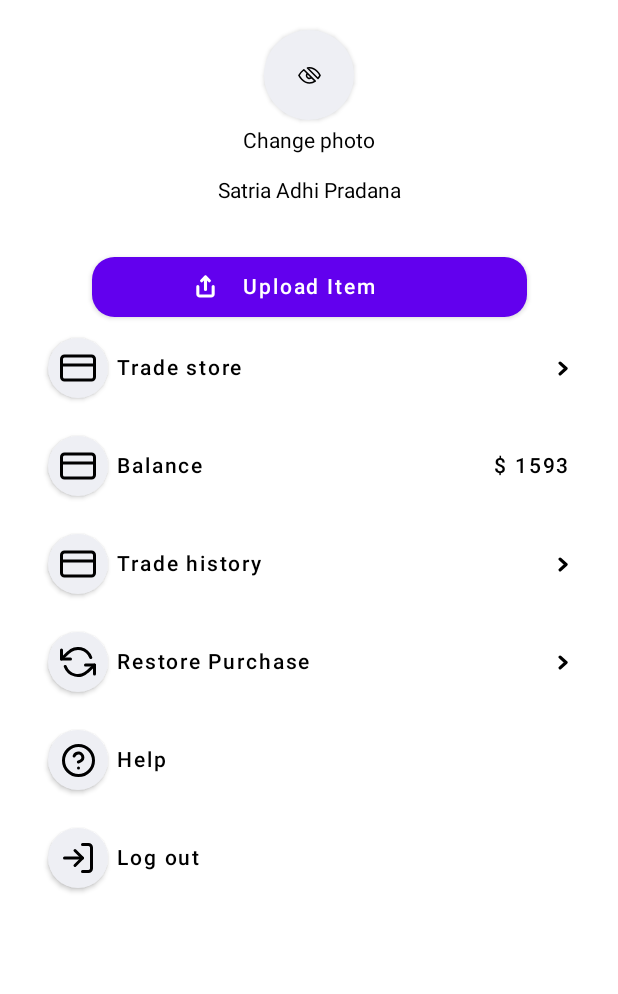
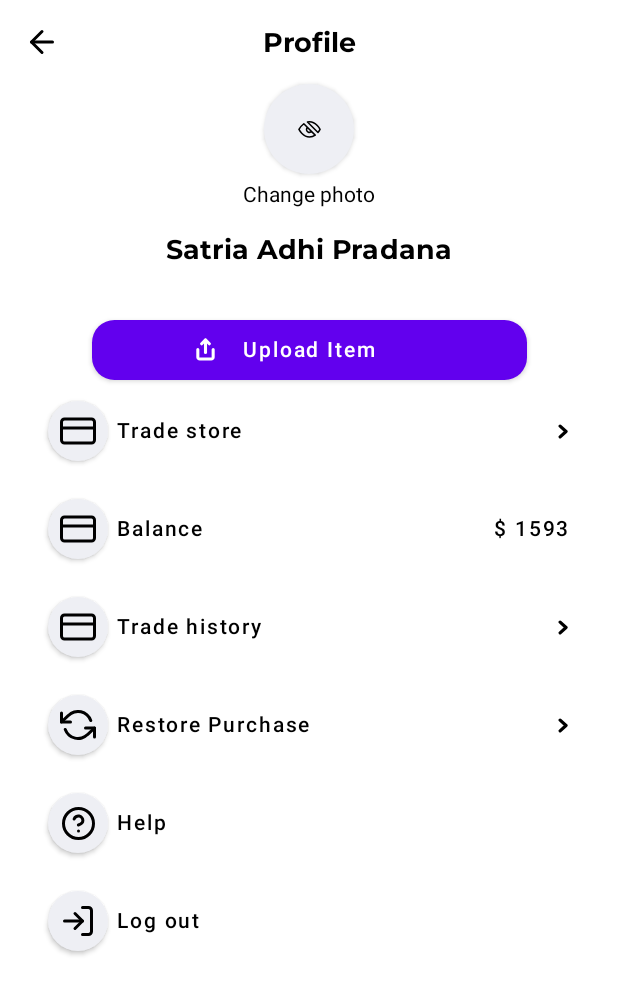
Before and after one commit to AlexShanTE/OnlineShop, an Android app built with Jetpack Compose: the @Preview function ProfileScreenPreview, on a phone screen of 412 x 824 dp. Shown: the top 994 px of the screen. Run offline under Robolectric (Android 15) with nearby library versions, the phone set to English and light mode, and no system bars.

Commit message:
added base top app bar

```diff
--- a/app/src/main/java/com/alex/sid/shante/onlineshop/presentation/theme/Type.kt
+++ b/app/src/main/java/com/alex/sid/shante/onlineshop/presentation/theme/Type.kt
@@ -25,6 +25,12 @@ val Typography = Typography(
         letterSpacing = 0.sp
 
     ),
+    h2 = TextStyle(
+        fontFamily = MontserratBold.toFontFamily(),
+        fontSize = 15.sp,
+        letterSpacing = 0.sp
+
+    ),
     button = TextStyle(
         fontFamily = MontserratBold.toFontFamily(),
         fontSize = 14.sp,
--- /dev/null
+++ b/app/src/main/java/com/alex/sid/shante/onlineshop/presentation/ui/common/TopAppBar.kt
@@ -0,0 +1,87 @@
+package com.alex.sid.shante.onlineshop.presentation.ui.common
+
+import androidx.compose.foundation.layout.Arrangement
+import androidx.compose.foundation.layout.Box
+import androidx.compose.foundation.layout.Row
+import androidx.compose.foundation.layout.fillMaxSize
+import androidx.compose.foundation.layout.fillMaxWidth
+import androidx.compose.foundation.layout.height
+import androidx.compose.material.Icon
+import androidx.compose.material.IconButton
+import androidx.compose.material.Text
+import androidx.compose.material.TopAppBar
+import androidx.compose.runtime.Composable
+import androidx.compose.ui.Alignment
+import androidx.compose.ui.Modifier
+import androidx.compose.ui.graphics.Color
+import androidx.compose.ui.graphics.painter.Painter
+import androidx.compose.ui.res.painterResource
+import androidx.compose.ui.tooling.preview.Preview
+import androidx.compose.ui.unit.Dp
+import androidx.compose.ui.unit.dp
+import com.alex.sid.shante.onlineshop.R
+
+@Composable
+fun TopAppBar(
+    modifier: Modifier = Modifier,
+    elevation: Dp = 0.dp,
+    backgroundColor: Color = Color.Transparent,
+    leadingIconPainter:Painter? = null,
+    title: @Composable () -> Unit,
+    actions: @Composable () -> Unit,
+    onLeadingIconClick: () -> Unit,
+) {
+    TopAppBar(
+        backgroundColor = backgroundColor,
+        elevation = elevation,
+        modifier = modifier.fillMaxWidth()
+    ) {
+        //TopAppBar Content
+        Box(Modifier.height(32.dp)) {
+            //Navigation Icon
+            Row(
+                modifier = Modifier.fillMaxSize(),
+                verticalAlignment = Alignment.CenterVertically
+            ) {
+                if (leadingIconPainter !== null) {
+                    IconButton(
+                        onClick = { onLeadingIconClick() },
+                        enabled = true,
+                    ) {
+                        Icon(
+                            painter = leadingIconPainter,
+                            contentDescription = "Back",
+                            tint = Color.Black
+                        )
+                    }
+                }
+            }
+            //Title
+            Row(
+                Modifier.fillMaxSize(),
+                verticalAlignment = Alignment.CenterVertically,
+                horizontalArrangement = Arrangement.Center
+            ) {
+                title()
+            }
+            //actions
+            Row(
+                Modifier.fillMaxSize(),
+                horizontalArrangement = Arrangement.End,
+                verticalAlignment = Alignment.CenterVertically,
+            ) {
+                actions()
+            }
+        }
+    }
+}
+
+@Preview
+@Composable
+fun TopAppBarPreview() {
+    TopAppBar(
+        leadingIconPainter = painterResource(id = R.drawable.ic_help),
+        title = { Text(text = "Text") },
+        actions = { /*TODO*/ }) {
+    }
+}
--- a/app/src/main/java/com/alex/sid/shante/onlineshop/presentation/ui/home/profilescreen/ProfileScreen.kt
+++ b/app/src/main/java/com/alex/sid/shante/onlineshop/presentation/ui/home/profilescreen/ProfileScreen.kt
@@ -1,5 +1,6 @@
 package com.alex.sid.shante.onlineshop.presentation.ui.home.profilescreen
 
+import android.annotation.SuppressLint
 import androidx.compose.foundation.clickable
 import androidx.compose.foundation.layout.Box
 import androidx.compose.foundation.layout.Column
@@ -13,32 +14,62 @@ import androidx.compose.foundation.layout.width
 import androidx.compose.foundation.shape.RoundedCornerShape
 import androidx.compose.material.Button
 import androidx.compose.material.Icon
+import androidx.compose.material.Scaffold
 import androidx.compose.material.Text
 import androidx.compose.runtime.Composable
 import androidx.compose.ui.Alignment
 import androidx.compose.ui.Modifier
+import androidx.compose.ui.graphics.Color
 import androidx.compose.ui.platform.LocalContext
 import androidx.compose.ui.res.painterResource
 import androidx.compose.ui.res.stringResource
+import androidx.compose.ui.text.font.toFontFamily
+import androidx.compose.ui.text.style.TextAlign
 import androidx.compose.ui.tooling.preview.Preview
 import androidx.compose.ui.unit.dp
+import androidx.compose.ui.unit.sp
+import androidx.navigation.NavController
 import com.alex.sid.shante.onlineshop.R
+import com.alex.sid.shante.onlineshop.presentation.theme.MontserratBold
+import com.alex.sid.shante.onlineshop.presentation.ui.common.TopAppBar
 import com.alex.sid.shante.onlineshop.presentation.ui.home.profilescreen.components.ButtonWithIcons
 import com.alex.sid.shante.onlineshop.presentation.ui.home.profilescreen.components.IconWithCircleBorder
 
+@SuppressLint("UnusedMaterialScaffoldPaddingParameter")
 @Composable
-fun ProfileScreen() {
+fun ProfileScreen(
+    navController: NavController
+) {
 
     val context = LocalContext.current
     val viewModel = ProfileScreenViewModel()
 
+    Scaffold(
+        topBar = {
+            TopAppBar(
+                title = {
+                    Text(
+                        modifier = Modifier.fillMaxWidth(),
+                        textAlign = TextAlign.Center,
+                        fontFamily = MontserratBold.toFontFamily(),
+                        fontSize = 18.sp,
+                        color = Color.Black,
+                        maxLines = 1,
+                        text = stringResource(R.string.profile)
+                    )
+                },
+                actions = {},
+                leadingIconPainter = painterResource(id = R.drawable.ic_arrow_left),
+                onLeadingIconClick = { navController.popBackStack() }
+            )
+        }
+    ) {
         Column(
             modifier = Modifier
                 .fillMaxSize()
                 .padding(horizontal = 32.dp),
             horizontalAlignment = Alignment.CenterHorizontally
         ) {
-        Spacer(modifier = Modifier.height(20.dp))
             IconWithCircleBorder(
                 modifier = Modifier.size(60.dp),
                 painter = painterResource(id = R.drawable.ic_eye)
@@ -48,10 +79,17 @@ fun ProfileScreen() {
                 modifier = Modifier.clickable {
                     //todo upload photo
                 },
-            text = stringResource(R.string.change_photo)
+                text = stringResource(R.string.change_photo),
+
             )
             Spacer(modifier = Modifier.height(17.dp))
-        Text(text = "Satria Adhi Pradana")
+            Text(
+                fontFamily = MontserratBold.toFontFamily(),
+                fontSize = 18.sp,
+                color = Color.Black,
+                maxLines = 1,
+                text = "Satria Adhi Pradana"
+            )
             Spacer(modifier = Modifier.height(36.dp))
             Button(
                 modifier = Modifier
@@ -109,7 +147,12 @@ fun ProfileScreen() {
             ButtonWithIcons(
                 painter = painterResource(id = R.drawable.ic_restore_purchase),
                 text = stringResource(R.string.restore_purchase),
-            onButtonClick = { viewModel.makeToast(context, "On restore purchase button clicked") },
+                onButtonClick = {
+                    viewModel.makeToast(
+                        context,
+                        "On restore purchase button clicked"
+                    )
+                },
                 onArrowClick = { viewModel.makeToast(context, "On restore purchase ARROW clicked") }
             )
             Spacer(modifier = Modifier.height(25.dp))
@@ -125,14 +168,22 @@ fun ProfileScreen() {
                 painter = painterResource(id = R.drawable.ic_logout),
                 text = stringResource(R.string.log_oup),
                 isArrowShowed = false,
-            onButtonClick = { viewModel.makeToast(context, "On logout purchase button clicked") },
+                onButtonClick = {
+                    viewModel.makeToast(
+                        context,
+                        "On logout purchase button clicked"
+                    )
+                },
                 onArrowClick = {}
             )
         }
     }
 
+}
+
 @Preview(showBackground = true)
 @Composable
 fun ProfileScreenPreview() {
-    ProfileScreen()
+    val context = LocalContext.current
+    ProfileScreen(navController = NavController(context))
 }
--- /dev/null
+++ b/app/src/main/res/drawable/ic_arrow_left.xml
@@ -0,0 +1,20 @@
+<vector xmlns:android="http://schemas.android.com/apk/res/android"
+    android:width="24dp"
+    android:height="24dp"
+    android:viewportWidth="24"
+    android:viewportHeight="24">
+  <path
+      android:pathData="M19,12H5"
+      android:strokeLineJoin="round"
+      android:strokeWidth="2"
+      android:fillColor="#00000000"
+      android:strokeColor="#000000"
+      android:strokeLineCap="round"/>
+  <path
+      android:pathData="M12,19L5,12L12,5"
+      android:strokeLineJoin="round"
+      android:strokeWidth="2"
+      android:fillColor="#00000000"
+      android:strokeColor="#000000"
+      android:strokeLineCap="round"/>
+</vector>
--- a/app/src/main/res/values/strings.xml
+++ b/app/src/main/res/values/strings.xml
@@ -30,5 +30,6 @@
     <string name="log_oup">Log out</string>
     <string name="upload_item">Upload Item</string>
     <string name="change_photo">Change photo</string>
+    <string name="profile">Profile</string>
 
 </resources>
```
Also changed, not shown: app/src/main/java/com/alex/sid/shante/onlineshop/presentation/ui/home/bottomnavigation/Navigation.kt (+17 -5 lines), app/src/main/java/com/alex/sid/shante/onlineshop/presentation/ui/home/emptyscreen/EmptyScreen.kt (+38 -4 lines), app/src/main/res/drawable/ic_menu.xml (added, +9 -0 lines), app/src/main/java/com/alex/sid/shante/onlineshop/presentation/ui/common/IconWithCircleBorder.kt (renamed from app/src/main/java/com/alex/sid/shante/onlineshop/presentation/ui/home/profilescreen/components/IconWithCircleBorder.kt), app/src/main/java/com/alex/sid/shante/onlineshop/presentation/ui/common/TextField.kt (renamed from app/src/main/java/com/alex/sid/shante/onlineshop/presentation/ui/authorization/common/TextField.kt). Lines whose indentation alone changed are shown as unchanged.
